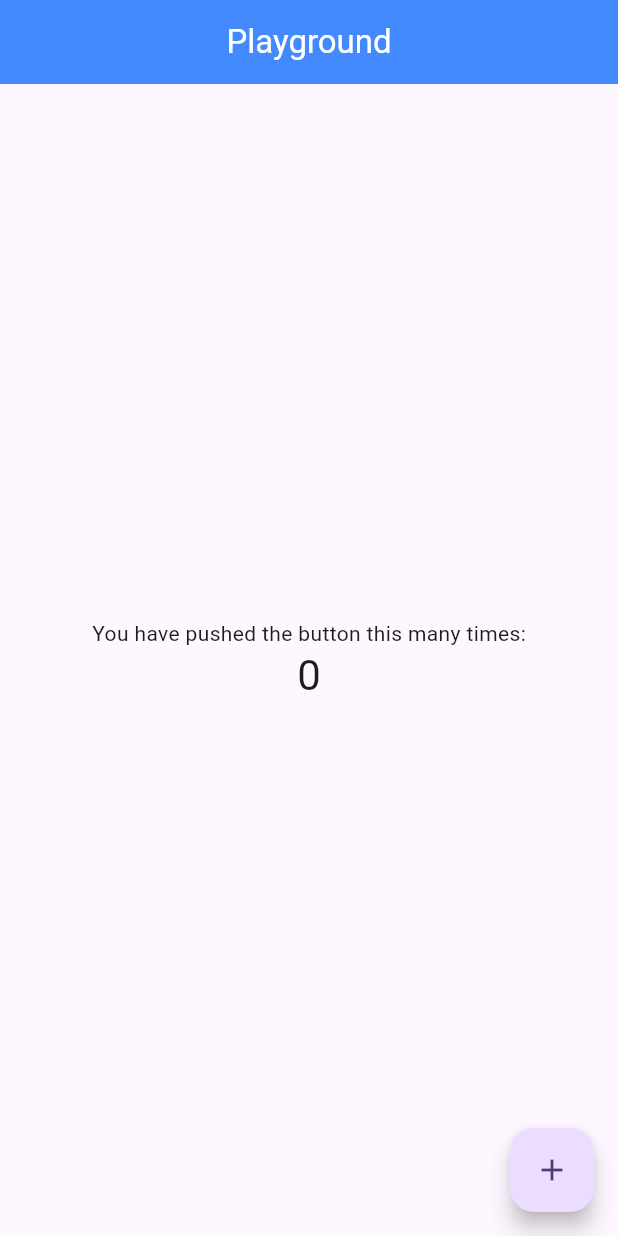
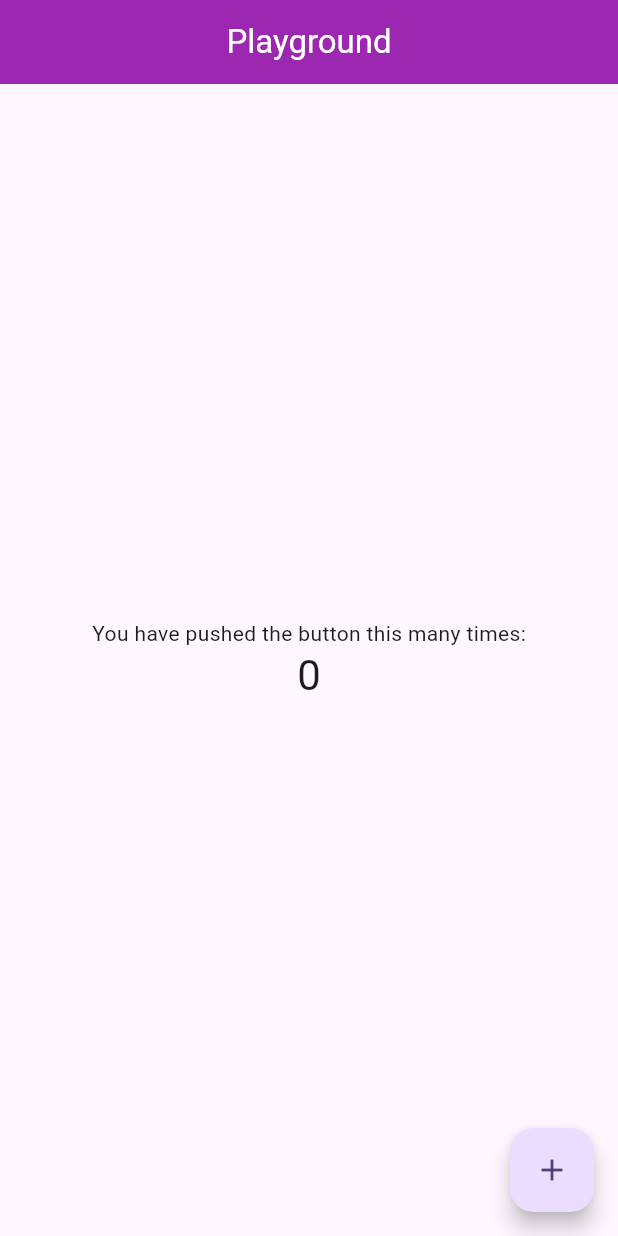
Before and after one commit to Meta-Sujet/playground, a Flutter app: the screen it shows after launch, on a phone screen of 412 x 824 dp. Run offline on Flutter 3.47's test engine with Material 3 defaults, Android fonts, the phone set to English and light mode, and no system bars.

Commit message:
color changed

```diff
--- a/lib/main.dart
+++ b/lib/main.dart
@@ -43,7 +43,7 @@ class _MyHomePageState extends State<MyHomePage> {
     return Scaffold(
       appBar: AppBar(
         centerTitle: true,
-        backgroundColor: Colors.blueAccent,
+        backgroundColor: Colors.purple,
         title: Text(widget.title, style: TextStyle(color: Colors.white)),
       ),
 
```
